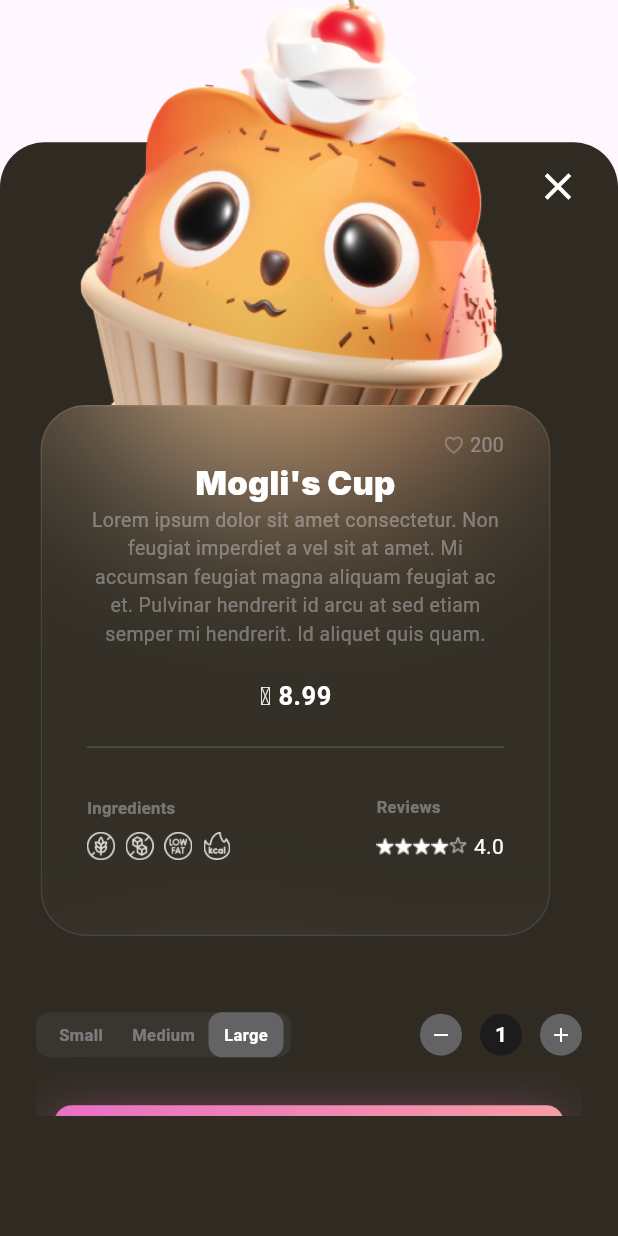
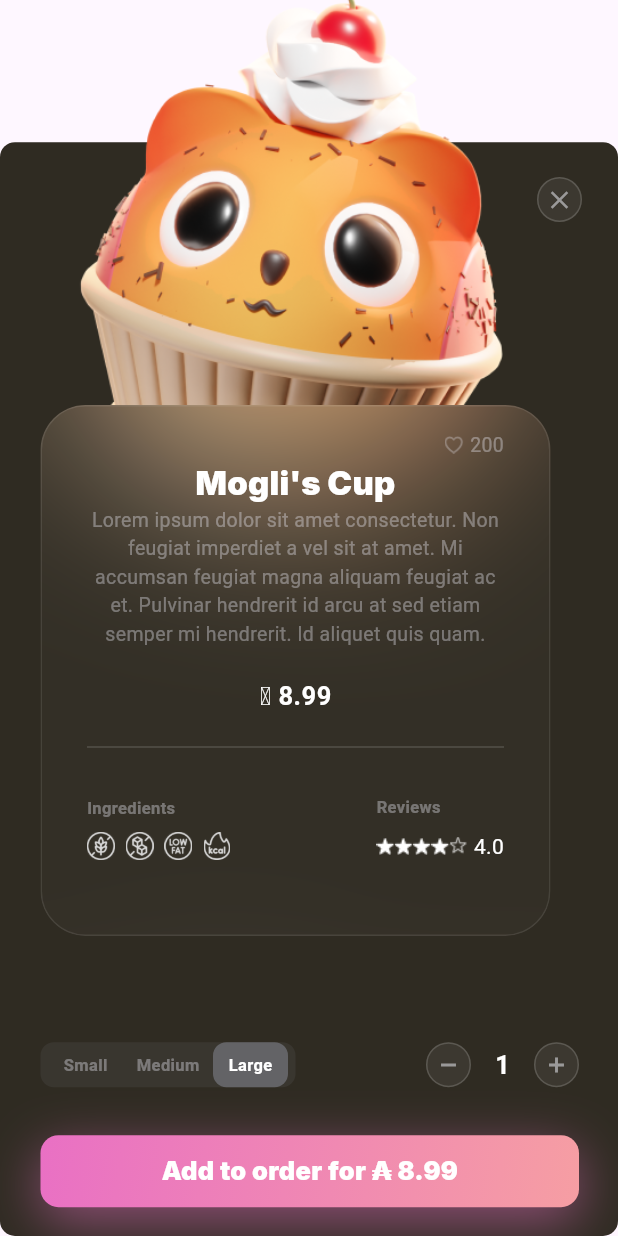
Before and after one commit to Far012/snackish_app, a Flutter app: the BottomSheetWidget widget shown alone on an empty page, opened directly with sample values from the repository, on a phone screen of 412 x 824 dp. Run offline on Flutter 3.47's test engine with Material 3 defaults, Android fonts, the phone set to English and light mode, and no system bars; drawn by our look-alikes of glass_kit; Roboto replaces fonts that are missing (SF Pro Text).

Commit message:
detail_screen_fix

```diff
--- a/lib/common/bottom_sheet.dart
+++ b/lib/common/bottom_sheet.dart
@@ -1,6 +1,6 @@
 import 'package:flutter/material.dart';
 import 'package:glass_kit/glass_kit.dart';
-import 'package:snack/common/selector._quantity.dart';
+import 'package:snack/common/selector_quantity.dart';
 import 'package:snack/common/selector_size.dart';
 import 'package:snack/data/item.dart';
 
@@ -20,21 +20,16 @@ class BottomSheetWidget extends StatelessWidget {
           minChildSize: 0.6,
           builder: (context, scrollController) {
             return Container(
-              decoration: const BoxDecoration(
+              decoration: BoxDecoration(
                 color: Color(0xFF2F2B22),
-                borderRadius: BorderRadius.vertical(top: Radius.circular(30)),
+                borderRadius: BorderRadius.circular(10),
               ),
-              padding: const EdgeInsets.only(
-                left: 24,
-                top: 100,
-                right: 24,
-                bottom: 80,
-              ),
+              padding: const EdgeInsets.only(left: 27, top: 100, right: 26),
               child: SingleChildScrollView(
                 controller: scrollController,
                 child: Column(
                   children: [
-                    const SizedBox(height: 480),
+                    const SizedBox(height: 500),
 
                     const Row(
                       mainAxisAlignment: MainAxisAlignment.spaceBetween,
@@ -42,7 +37,7 @@ class BottomSheetWidget extends StatelessWidget {
                     ),
                     const SizedBox(height: 32),
                     Container(
-                      width: 340,
+                      width: double.infinity,
                       height: 48,
                       decoration: BoxDecoration(
                         gradient: const LinearGradient(
@@ -298,11 +293,24 @@ class BottomSheetWidget extends StatelessWidget {
         ),
 
         Positioned(
-          top: 100,
-          left: 348,
-          child: SafeArea(
+          top: 118,
+          left: 358,
+          child: Container(
+            width: 30,
+            height: 30,
+            decoration: BoxDecoration(
+              color: Color(0x10FFFFFF),
+              shape: BoxShape.circle,
+              border: BoxBorder.all(color: Color.fromARGB(41, 255, 255, 255)),
+            ),
+
             child: IconButton(
-              icon: const Icon(Icons.close, color: Colors.white, size: 30),
+              padding: EdgeInsets.zero,
+              icon: const Icon(
+                Icons.close,
+                color: Color.fromARGB(251, 156, 155, 155),
+                size: 20,
+              ),
               onPressed: () {
                 Navigator.pop(context);
               },
--- a/lib/common/selector._quantity.dart
+++ b/lib/common/selector_quantity.dart
@@ -22,49 +22,55 @@ class _QuantitySelectorState extends State<QuantitySelector> {
             }
           },
           child: Container(
-            width: 28,
-            height: 28,
+            width: 30,
+            height: 30,
             decoration: BoxDecoration(
               shape: BoxShape.circle,
-              color: const Color(0xFF636366),
+              color: const Color(0x10FFFFFF),
+              border: BoxBorder.all(color: Color.fromARGB(41, 255, 255, 255)),
             ),
-            child: const Icon(Icons.remove, color: Colors.white, size: 16),
+            child: const Icon(
+              Icons.remove,
+              color: Color.fromARGB(251, 156, 155, 155),
+              size: 16,
+              fontWeight: FontWeight.bold,
+            ),
           ),
         ),
 
-        const SizedBox(width: 12),
+        const SizedBox(width: 16),
 
         Container(
-          width: 28,
-          height: 28,
           alignment: Alignment.center,
-          decoration: BoxDecoration(
-            shape: BoxShape.circle,
-            color: const Color(0xFF1C1C1E),
-          ),
           child: Text(
             "$quantity",
             style: const TextStyle(
               color: Colors.white,
-              fontSize: 14,
-              fontWeight: FontWeight.w600,
+              fontSize: 17,
+              fontWeight: FontWeight.w700,
               fontFamily: "SF Pro Text",
             ),
           ),
         ),
 
-        const SizedBox(width: 12),
+        const SizedBox(width: 16),
 
         GestureDetector(
           onTap: () => setState(() => quantity++),
           child: Container(
-            width: 28,
-            height: 28,
+            width: 30,
+            height: 30,
             decoration: BoxDecoration(
               shape: BoxShape.circle,
-              color: const Color(0xFF636366),
+              color: const Color(0x10FFFFFF),
+              border: BoxBorder.all(color: Color.fromARGB(41, 255, 255, 255)),
             ),
-            child: const Icon(Icons.add, color: Colors.white, size: 16),
+            child: const Icon(
+              Icons.add,
+              color: Color.fromARGB(251, 156, 155, 155),
+              size: 16,
+              fontWeight: FontWeight.bold,
+            ),
           ),
         ),
       ],
```
